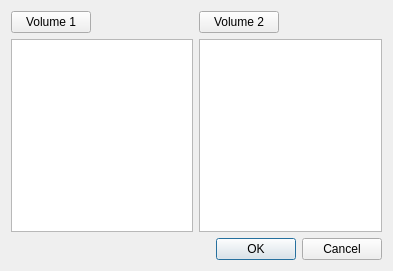
antonmx/posmotri, file src/load2volumes.ui: the form before one commit.
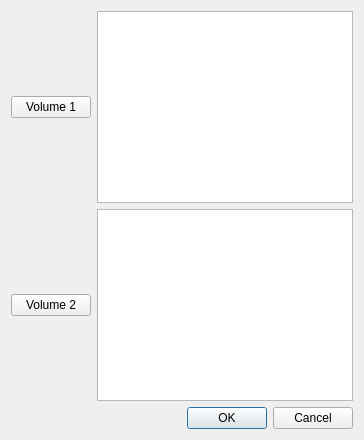
The form after the commit.

Diff of the .ui file:
```diff
--- a/src/load2volumes.ui
+++ b/src/load2volumes.ui
@@ -1,61 +1,37 @@
 <ui version="4.0" >
  <class>Load2VolumesDialog</class>
- <widget class="QDialog" name="Load2VolumesDialog" >
-  <property name="geometry" >
-   <rect>
-    <x>0</x>
-    <y>0</y>
-    <width>393</width>
-    <height>271</height>
-   </rect>
-  </property>
-  <property name="windowTitle" >
+ <widget class="QDialog" name="Load2VolumesDialog">
+  <property name="windowTitle">
    <string>Load 2 Volumes</string>
   </property>
-  <layout class="QVBoxLayout" >
-   <item>
-    <layout class="QGridLayout" >
-     <item row="0" column="0" >
-      <widget class="QPushButton" name="volButton1" >
-       <property name="sizePolicy" >
-        <sizepolicy vsizetype="Fixed" hsizetype="Fixed" >
-         <horstretch>0</horstretch>
-         <verstretch>0</verstretch>
-        </sizepolicy>
-       </property>
-       <property name="text" >
-        <string>Volume 1</string>
-       </property>
-      </widget>
-     </item>
-     <item row="0" column="1" >
-      <widget class="QPushButton" name="volButton2" >
-       <property name="sizePolicy" >
-        <sizepolicy vsizetype="Fixed" hsizetype="Fixed" >
-         <horstretch>0</horstretch>
-         <verstretch>0</verstretch>
-        </sizepolicy>
-       </property>
-       <property name="text" >
-        <string>Volume 2</string>
-       </property>
-      </widget>
-     </item>
-     <item row="1" column="0" >
-      <widget class="QListWidget" name="volList1" />
-     </item>
-     <item row="1" column="1" >
-      <widget class="QListWidget" name="volList2" />
-     </item>
-    </layout>
+  <layout class="QGridLayout" name="gridLayout">
+   <item row="1" column="0">
+    <widget class="QPushButton" name="volButton2">
+     <property name="text">
+      <string>Volume 2</string>
+     </property>
+    </widget>
    </item>
-   <item>
-    <widget class="QDialogButtonBox" name="buttonBox" >
-     <property name="orientation" >
+   <item row="0" column="0">
+    <widget class="QPushButton" name="volButton1">
+     <property name="text">
+      <string>Volume 1</string>
+     </property>
+    </widget>
+   </item>
+   <item row="0" column="1">
+    <widget class="QListWidget" name="volList1"/>
+   </item>
+   <item row="1" column="1">
+    <widget class="QListWidget" name="volList2"/>
+   </item>
+   <item row="2" column="0" colspan="2">
+    <widget class="QDialogButtonBox" name="buttonBox">
+     <property name="orientation">
       <enum>Qt::Horizontal</enum>
      </property>
-     <property name="standardButtons" >
-      <set>QDialogButtonBox::Cancel|QDialogButtonBox::NoButton|QDialogButtonBox::Ok</set>
+     <property name="standardButtons">
+      <set>QDialogButtonBox::Cancel|QDialogButtonBox::Ok</set>
      </property>
     </widget>
    </item>
```
Left out of the diff: 11 changed lines with no effect on the pictures.
